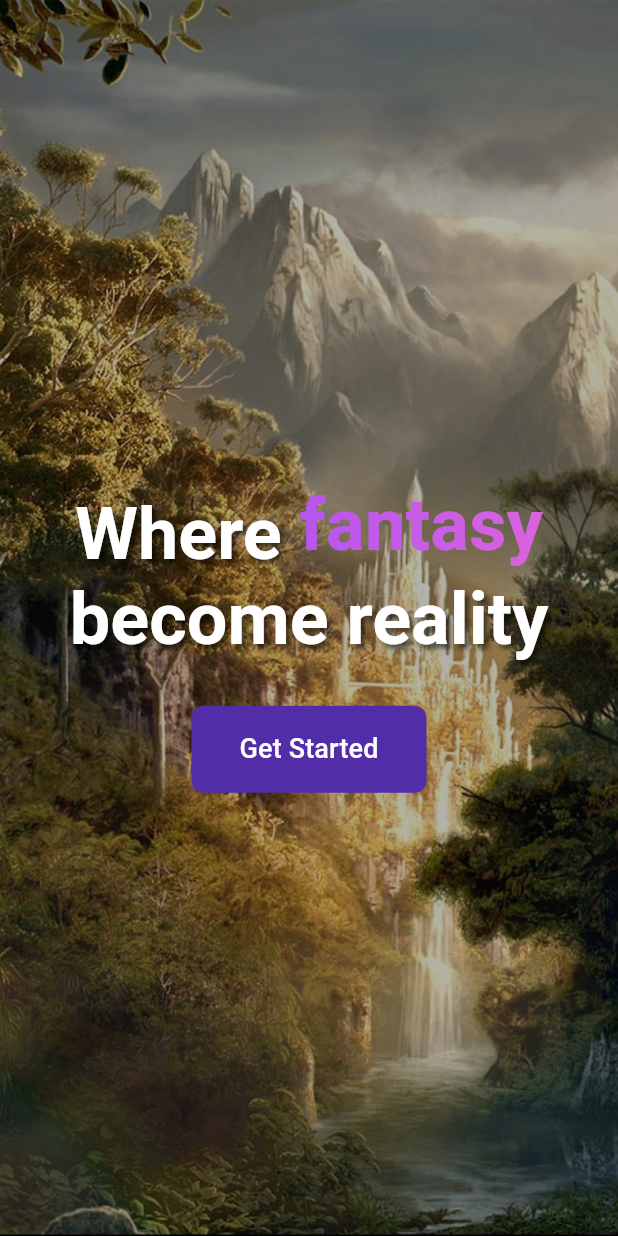
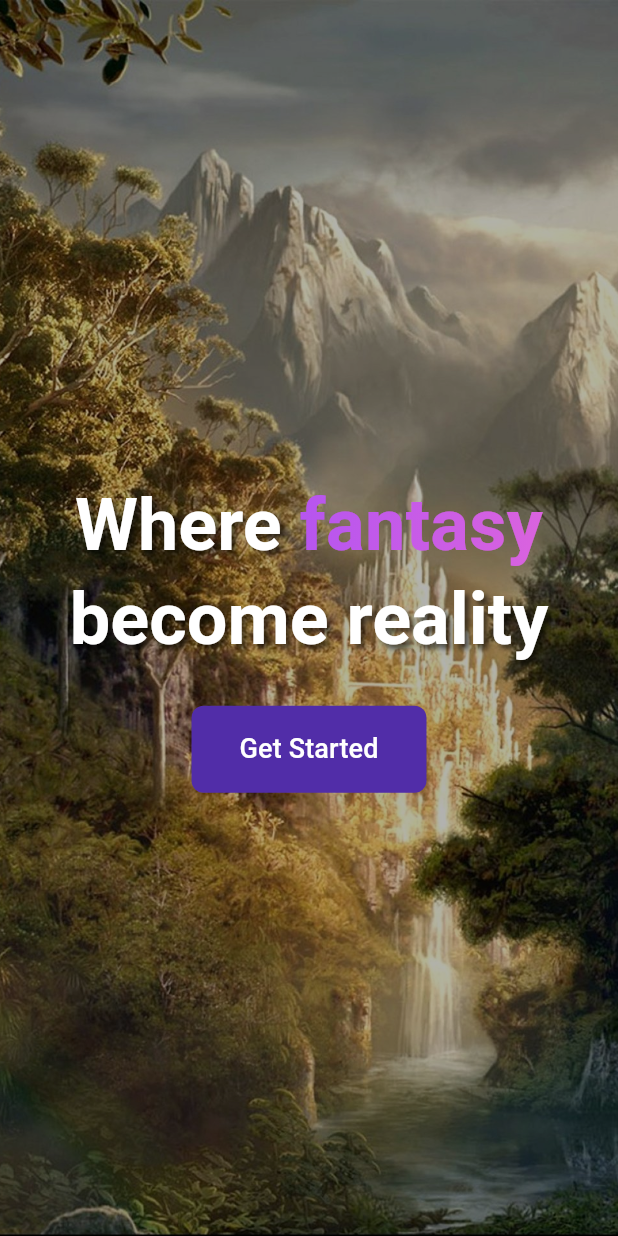
Before and after one commit to Mattehxx/GamePlannerMobile, a Flutter app: the screen it shows after launch, on a phone screen of 412 x 824 dp. Run offline on Flutter 3.47's test engine with Material 3 defaults, Android fonts, the phone set to English and light mode, and no system bars; our stand-ins replace webview_flutter.

Commit message:
home text fixed, enable APK generation for Android builds

```diff
--- a/game_planner_mobile/lib/ui/widgets/animated_fantasy_text.dart
+++ b/game_planner_mobile/lib/ui/widgets/animated_fantasy_text.dart
@@ -4,7 +4,6 @@ class AnimatedFantasyText extends StatefulWidget {
   const AnimatedFantasyText({super.key});
 
   @override
-  // ignore: library_private_types_in_public_api
   _AnimatedFantasyTextState createState() => _AnimatedFantasyTextState();
 }
 
@@ -59,6 +58,8 @@ class _AnimatedFantasyTextState extends State<AnimatedFantasyText>
         children: [
           const TextSpan(text: 'Where '),
           WidgetSpan(
+            alignment: PlaceholderAlignment.baseline,
+            baseline: TextBaseline.alphabetic,
             child: AnimatedBuilder(
               animation: _controller,
               builder: (context, child) {
```
Also changed, not shown: 1 other file.
